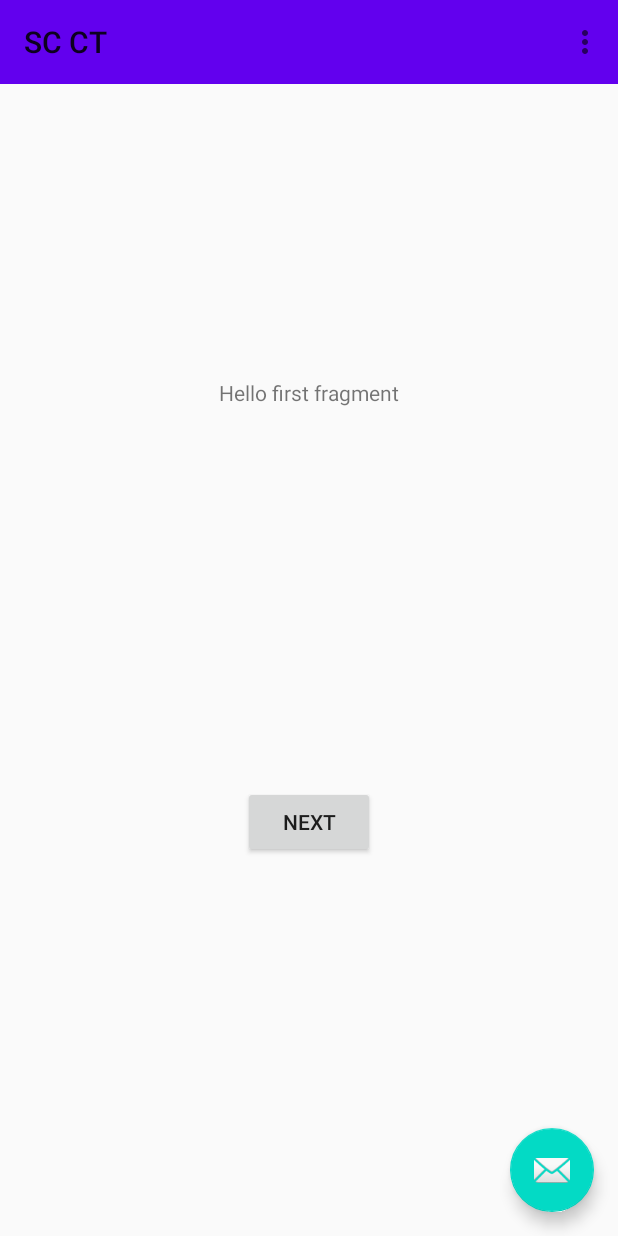
After one commit to mspree2712/SC_CT, an Android app: the First2Fragment screen opened through its navigation route, on a phone screen of 412 x 824 dp. The commit adds this screen. Run offline under Robolectric (Android 15) with nearby library versions, the phone set to English and light mode, and no system bars.

Commit message:
hello world test

```diff
--- a/app/src/main/AndroidManifest.xml
+++ b/app/src/main/AndroidManifest.xml
@@ -9,6 +9,10 @@
         android:roundIcon="@mipmap/ic_launcher_round"
         android:supportsRtl="true"
         android:theme="@style/AppTheme">
+        <activity
+            android:name=".MainActivity2"
+            android:label="@string/title_activity_main2"
+            android:theme="@style/AppTheme.NoActionBar"></activity>
         <activity
             android:name=".MainActivity"
             android:label="@string/app_name"
--- /dev/null
+++ b/app/src/main/java/com/example/scct/First2Fragment.kt
@@ -0,0 +1,31 @@
+package com.example.scct
+
+import android.os.Bundle
+import androidx.fragment.app.Fragment
+import android.view.LayoutInflater
+import android.view.View
+import android.view.ViewGroup
+import android.widget.Button
+import androidx.navigation.fragment.findNavController
+
+/**
+ * A simple [Fragment] subclass as the default destination in the navigation.
+ */
+class First2Fragment : Fragment() {
+
+    override fun onCreateView(
+        inflater: LayoutInflater, container: ViewGroup?,
+        savedInstanceState: Bundle?
+    ): View? {
+        // Inflate the layout for this fragment
+        return inflater.inflate(R.layout.fragment_first2, container, false)
+    }
+
+    override fun onViewCreated(view: View, savedInstanceState: Bundle?) {
+        super.onViewCreated(view, savedInstanceState)
+
+        view.findViewById<Button>(R.id.button_first).setOnClickListener {
+            findNavController().navigate(R.id.action_First2Fragment_to_Second2Fragment)
+        }
+    }
+}
--- /dev/null
+++ b/app/src/main/res/drawable/ic_search.xml
@@ -0,0 +1,4 @@
+<?xml version="1.0" encoding="utf-8"?>
+<selector xmlns:android="http://schemas.android.com/apk/res/android">
+
+</selector>
--- /dev/null
+++ b/app/src/main/res/layout/content_main2.xml
@@ -0,0 +1,6 @@
+<?xml version="1.0" encoding="utf-8"?>
+<androidx.constraintlayout.widget.ConstraintLayout xmlns:android="http://schemas.android.com/apk/res/android"
+    xmlns:app="http://schemas.android.com/apk/res-auto"
+    android:layout_width="match_parent"
+    android:layout_height="match_parent"
+    app:layout_behavior="@string/appbar_scrolling_view_behavior"></androidx.constraintlayout.widget.ConstraintLayout>
--- /dev/null
+++ b/app/src/main/res/layout/fragment_first2.xml
@@ -0,0 +1,28 @@
+<?xml version="1.0" encoding="utf-8"?>
+<androidx.constraintlayout.widget.ConstraintLayout xmlns:android="http://schemas.android.com/apk/res/android"
+    xmlns:app="http://schemas.android.com/apk/res-auto"
+    xmlns:tools="http://schemas.android.com/tools"
+    android:layout_width="match_parent"
+    android:layout_height="match_parent"
+    tools:context=".First2Fragment">
+
+    <TextView
+        android:id="@+id/textview_first"
+        android:layout_width="wrap_content"
+        android:layout_height="wrap_content"
+        android:text="@string/hello_first_fragment"
+        app:layout_constraintBottom_toTopOf="@id/button_first"
+        app:layout_constraintEnd_toEndOf="parent"
+        app:layout_constraintStart_toStartOf="parent"
+        app:layout_constraintTop_toTopOf="parent" />
+
+    <Button
+        android:id="@+id/button_first"
+        android:layout_width="wrap_content"
+        android:layout_height="wrap_content"
+        android:text="@string/next"
+        app:layout_constraintBottom_toBottomOf="parent"
+        app:layout_constraintEnd_toEndOf="parent"
+        app:layout_constraintStart_toStartOf="parent"
+        app:layout_constraintTop_toBottomOf="@id/textview_first" />
+</androidx.constraintlayout.widget.ConstraintLayout>
--- a/app/src/main/res/navigation/nav_graph.xml
+++ b/app/src/main/res/navigation/nav_graph.xml
@@ -25,4 +25,24 @@
             android:id="@+id/action_SecondFragment_to_FirstFragment"
             app:destination="@id/FirstFragment" />
     </fragment>
+    <fragment
+        android:id="@+id/First2Fragment"
+        android:name="com.example.scct.First2Fragment"
+        android:label="@string/first_fragment_label"
+        tools:layout="@layout/fragment_first2">
+
+        <action
+            android:id="@+id/action_First2Fragment_to_Second2Fragment"
+            app:destination="@id/Second2Fragment" />
+    </fragment>
+    <fragment
+        android:id="@+id/Second2Fragment"
+        android:name="com.example.scct.Second2Fragment"
+        android:label="@string/second_fragment_label"
+        tools:layout="@layout/fragment_second2">
+
+        <action
+            android:id="@+id/action_Second2Fragment_to_First2Fragment"
+            app:destination="@id/First2Fragment" />
+    </fragment>
 </navigation>
--- a/app/src/main/res/values/strings.xml
+++ b/app/src/main/res/values/strings.xml
@@ -11,4 +11,6 @@
     <string name="hello_second_fragment">Hello second fragment. Arg: %1$s</string>
     <string name="hello_world">Hello World</string>
     <string name="name">Name</string>
+    <string name="title_activity_main2">MainActivity</string>
+    <string name="search_title" />
 </resources>
```
Also changed, not shown: app/src/main/java/com/example/scct/MainActivity2.kt (added, +20 -0 lines), app/src/main/java/com/example/scct/Second2Fragment.kt (added, +31 -0 lines), app/src/main/res/layout/activity_main2.xml (added, +33 -0 lines), app/src/main/res/layout/fragment_second2.xml (added, +27 -0 lines).
